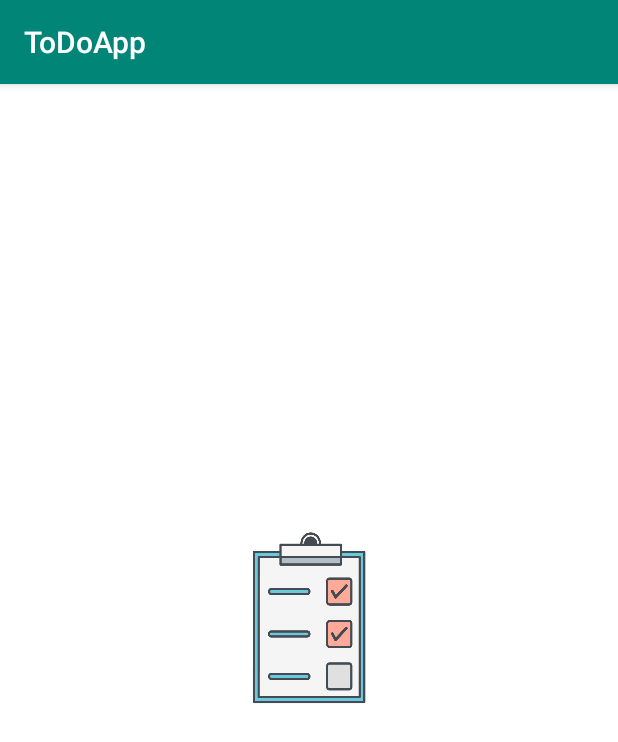
After one commit to raabdev/ToDoApp, an Android app: the SplashScreenActivity screen opened directly, with no data from a screen before it, on a phone screen of 412 x 824 dp. The commit adds this screen. Shown: the top 742 px of the screen. Run offline under Robolectric (Android 15) with nearby library versions, the phone set to English and light mode, and no system bars.

Commit message:
Se creó un splash screen para la app.

```diff
--- a/app/src/main/AndroidManifest.xml
+++ b/app/src/main/AndroidManifest.xml
@@ -9,8 +9,9 @@
         android:roundIcon="@mipmap/ic_launcher_round"
         android:supportsRtl="true"
         android:theme="@style/AppTheme">
-        <activity android:name=".AgregarTareaActivity"></activity>
-        <activity android:name=".MainActivity">
+        <activity android:name=".MainActivity"></activity>
+        <activity android:name=".AgregarTareaActivity" />
+        <activity android:name=".SplashScreenActivity" android:theme="@style/SplashScreenTheme">
             <intent-filter>
                 <action android:name="android.intent.action.MAIN" />
 
--- /dev/null
+++ b/app/src/main/java/com/example/todoapp/SplashScreenActivity.kt
@@ -0,0 +1,13 @@
+package com.example.todoapp
+
+import android.content.Intent
+import androidx.appcompat.app.AppCompatActivity
+import android.os.Bundle
+
+class SplashScreenActivity : AppCompatActivity() {
+    override fun onCreate(savedInstanceState: Bundle?) {
+        super.onCreate(savedInstanceState)
+        setContentView(R.layout.activity_splash_screen)
+        startActivity(Intent(this, MainActivity::class.java))
+    }
+}
--- /dev/null
+++ b/app/src/main/res/drawable/splash_screen.xml
@@ -0,0 +1,8 @@
+<?xml version="1.0" encoding="utf-8"?>
+<layer-list xmlns:android="http://schemas.android.com/apk/res/android">
+    <item android:drawable="@android:color/white"/>
+    <item android:drawable="@drawable/imagen"
+        android:width="140dp"
+        android:height="150dp"
+        android:gravity="center"/>
+</layer-list>
--- /dev/null
+++ b/app/src/main/res/layout/activity_splash_screen.xml
@@ -0,0 +1,9 @@
+<?xml version="1.0" encoding="utf-8"?>
+<androidx.constraintlayout.widget.ConstraintLayout xmlns:android="http://schemas.android.com/apk/res/android"
+    xmlns:app="http://schemas.android.com/apk/res-auto"
+    xmlns:tools="http://schemas.android.com/tools"
+    android:layout_width="match_parent"
+    android:layout_height="match_parent"
+    tools:context=".SplashScreenActivity">
+
+</androidx.constraintlayout.widget.ConstraintLayout>
--- a/app/src/main/res/values/styles.xml
+++ b/app/src/main/res/values/styles.xml
@@ -1,4 +1,4 @@
-<resources>
+<resources xmlns:tools="http://schemas.android.com/tools">
     <!-- Base application theme. -->
     <style name="AppTheme" parent="Theme.AppCompat.Light.DarkActionBar">
         <!-- Customize your theme here. -->
@@ -12,4 +12,10 @@
         <item name="android:textStyle">bold</item>
     </style>
 
+    <style name="SplashScreenTheme" parent="AppTheme">
+        <item name="android:statusBarColor">@android:color/white</item>
+        <item name="android:windowLightStatusBar" tools:targetApi="23">true</item>
+        <item name="android:windowBackground">@drawable/splash_screen</item>
+    </style>
+
 </resources>
```
Also changed, not shown: app/src/main/res/drawable/imagen.png (added).
